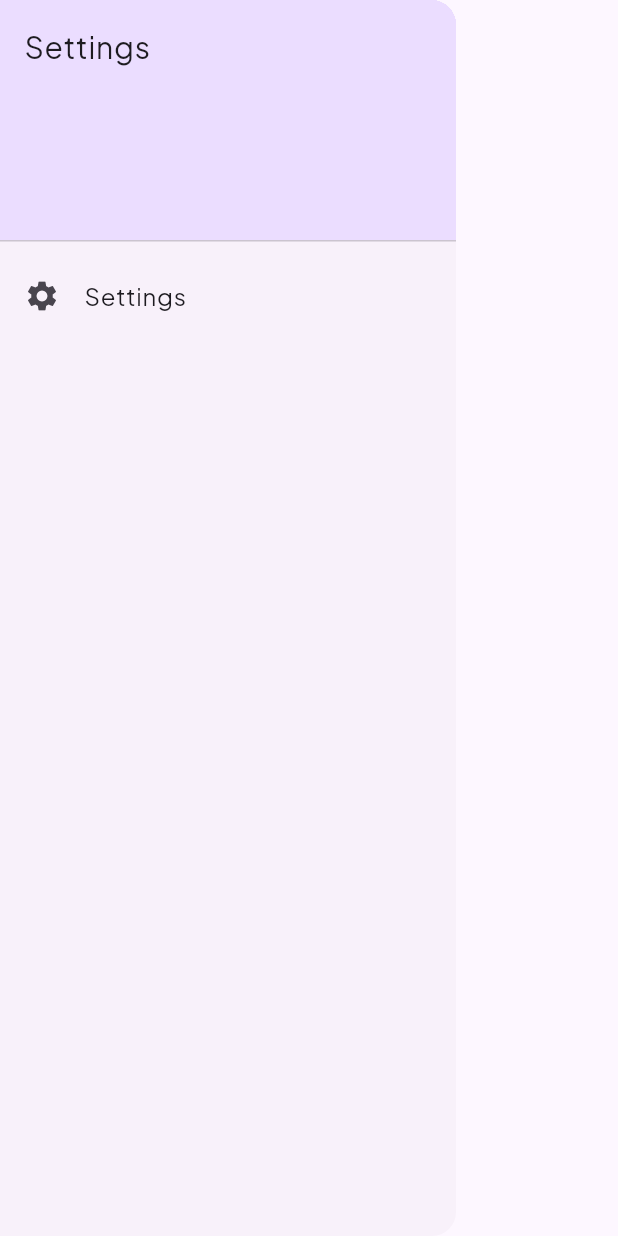
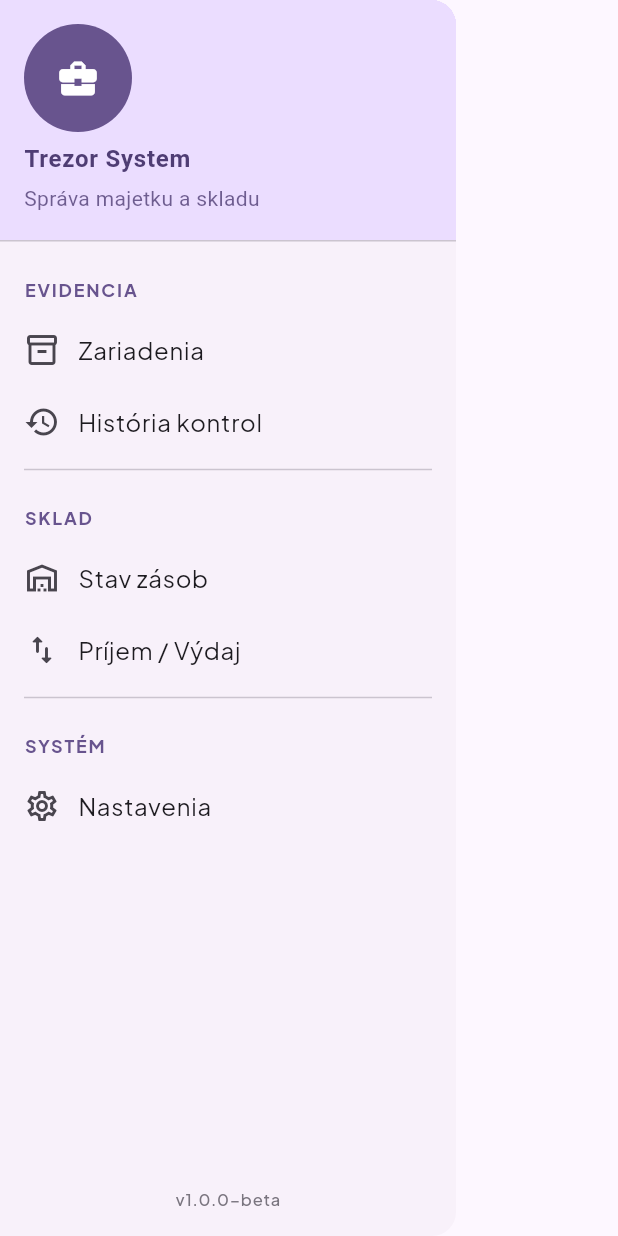
Before and after one commit to Ondrejjjj/bakalarka, a Flutter app: the SettingsDrawer widget shown alone on an empty page, opened directly, on a phone screen of 412 x 824 dp. Run offline on Flutter 3.47's test engine with Material 3 defaults, Android fonts, the light colour scheme and no system bars; our stand-ins replace audioplayers, camera, cloud_firestore, drift, firebase_auth, firebase_core and 10 more; missing offline and left inert: app_settings, encrypt, flutter_sound, sqlcipher_flutter_libs, sqlite3; accounts and stored records are empty; generated files the repository leaves out were written again.

Commit message:
Initial Flutter project - pridanie zasob prijem videj, zariadeni len uvod

```diff
--- a/lib/main.dart
+++ b/lib/main.dart
@@ -18,6 +18,10 @@ import 'package:bakalarka/microphone.dart';
 import 'package:bakalarka/pages/actions/action_report_pages.dart';
 import 'package:bakalarka/pages/login_page.dart'; // Tvoja nová prihlasovacia stránka
 import 'generated/l10n.dart';
+import 'package:bakalarka/pages/inventory_page.dart';
+import 'package:bakalarka/pages/assets_management_page.dart';
+
+
 
 // Ignorujeme varovania pre schovanie ThemeProvider, ak ho máš v theme.dart
 import 'theme.dart' hide ThemeProvider, AppTheme;
@@ -318,26 +322,131 @@ class SettingsDrawer extends StatelessWidget {
 
   @override
   Widget build(BuildContext context) {
+    final colorScheme = Theme.of(context).colorScheme;
+    final textTheme = Theme.of(context).textTheme;
+
     return Drawer(
-      child: ListView(
-        padding: EdgeInsets.zero,
+      child: Column(
         children: [
-          DrawerHeader(
+          // HLAVIČKA DRAWERU (Info o firme/aplikácii)
+          UserAccountsDrawerHeader(
             decoration: BoxDecoration(
-              color: Theme.of(context).colorScheme.primaryContainer,
+              color: colorScheme.primaryContainer,
             ),
-            child: const Text('Settings', style: TextStyle(fontSize: 20)),
+            currentAccountPicture: CircleAvatar(
+              backgroundColor: colorScheme.primary,
+              child: Icon(Icons.business_center, color: colorScheme.onPrimary, size: 30),
+            ),
+            accountName: Text(
+              "Trezor System",
+              style: TextStyle(color: colorScheme.onPrimaryContainer, fontWeight: FontWeight.bold),
+            ),
+            accountEmail: Text(
+              "Správa majetku a skladu",
+              style: TextStyle(color: colorScheme.onPrimaryContainer.withOpacity(0.8)),
+            ),
           ),
-          ListTile(
-            leading: const Icon(Icons.settings),
-            title: Text(S.of(context).settingsTitle),
-            onTap: () {
-              Navigator.pop(context);
-              Navigator.pushNamed(context, '/settings');
-            },
+
+          // TELO DRAWERU (Navigácia)
+          Expanded(
+            child: ListView(
+              padding: EdgeInsets.zero,
+              children: [
+                _drawerSectionTitle(context, 'Evidencia'),
+                _drawerItem(
+                  icon: Icons.inventory_2_outlined,
+                  label: 'Zariadenia',
+                  onTap: () {
+                    Navigator.pop(context);
+                    Navigator.push(context, MaterialPageRoute(
+                        builder: (_) => const AssetsManagementPage(initialIndex: 0) // Otvorí prvú kartu
+                    ));
+                  },
+                ),
+                _drawerItem(
+                  icon: Icons.history_outlined,
+                  label: 'História kontrol',
+                  onTap: () {
+                    Navigator.pop(context);
+                    Navigator.push(context, MaterialPageRoute(
+                        builder: (_) => const AssetsManagementPage(initialIndex: 1) // Otvorí druhú kartu
+                    ));
+                  },
+                ),
+                const Divider(indent: 16, endIndent: 16),
+                _drawerSectionTitle(context, 'Sklad'),
+                _drawerItem(
+                  icon: Icons.warehouse_outlined,
+                  label: 'Stav zásob',
+                  onTap: () {
+                    Navigator.pop(context);
+                     Navigator.push(context, MaterialPageRoute(builder: (_) => const InventoryPage()));
+                  },
+                ),
+                _drawerItem(
+                  icon: Icons.swap_vert_rounded,
+                  label: 'Príjem / Výdaj',
+                  onTap: () {
+                    Navigator.pop(context);
+                    // Navigator.push(context, MaterialPageRoute(builder: (_) => const StockMovementsPage()));
+                  },
+                ),
+
+                const Divider(indent: 16, endIndent: 16),
+                _drawerSectionTitle(context, 'Systém'),
+                _drawerItem(
+                  icon: Icons.settings_outlined,
+                  label: 'Nastavenia',
+                  onTap: () {
+                    Navigator.pop(context);
+                    Navigator.pushNamed(context, '/settings');
+                  },
+                ),
+              ],
+            ),
+          ),
+
+          // SPODNÁ ČASŤ (Verzia alebo Logout poistka)
+          Padding(
+            padding: const EdgeInsets.all(16.0),
+            child: Text(
+              'v1.0.0-beta',
+              style: textTheme.labelSmall?.copyWith(color: colorScheme.outline),
+            ),
           ),
         ],
       ),
+    );
+  }
+
+  // Pomocný widget pre nadpisy sekcií
+  Widget _drawerSectionTitle(BuildContext context, String title) {
+    return Padding(
+      padding: const EdgeInsets.fromLTRB(16, 16, 16, 8),
+      child: Text(
+        title.toUpperCase(),
+        style: Theme.of(context).textTheme.labelMedium?.copyWith(
+          color: Theme.of(context).colorScheme.primary,
+          fontWeight: FontWeight.bold,
+          letterSpacing: 1.2,
+        ),
+      ),
+    );
+  }
+
+  // Pomocný widget pre položku v zozname
+  Widget _drawerItem({
+    required IconData icon,
+    required String label,
+    required VoidCallback onTap,
+  }) {
+    return ListTile(
+      leading: Icon(icon),
+      title: Text(label),
+      onTap: onTap,
+      visualDensity: VisualDensity.compact,
+      shape: RoundedRectangleBorder(borderRadius: BorderRadius.circular(12)),
+      contentPadding: const EdgeInsets.symmetric(horizontal: 16),
     );
   }
 }
--- a/pubspec.yaml
+++ b/pubspec.yaml
@@ -68,6 +68,7 @@ dependencies:
   local_auth: ^2.1.6
   share_plus: ^10.1.1
   firebase_storage: ^12.4.10
+  url_launcher: ^6.3.2
 
 
 dev_dependencies:
```
Also changed, not shown: lib/pages/assets_management_page.dart (added, +165 -0 lines), lib/pages/inventory_page.dart (added, +155 -0 lines), pubspec.lock, 1 other file.
